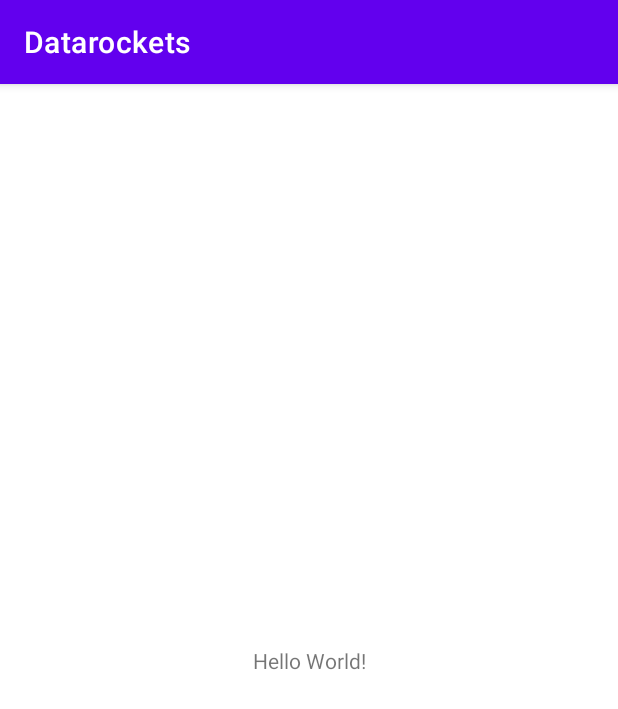
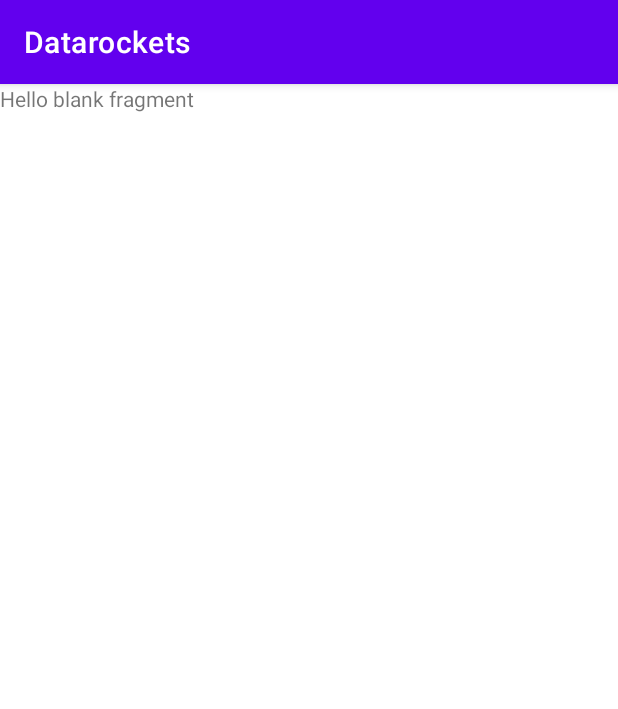
Before and after one commit to IrinaKazazyan/Datarockets, an Android app: the screen it shows after launch (MainActivity), on a phone screen of 412 x 824 dp. Shown: the top 709 px of the screen. Run offline under Robolectric (Android 15) with nearby library versions, the phone set to English and light mode, and no system bars.

Commit message:
setup architecture

```diff
--- a/app/src/main/AndroidManifest.xml
+++ b/app/src/main/AndroidManifest.xml
@@ -2,6 +2,7 @@
 <manifest xmlns:android="http://schemas.android.com/apk/res/android"
     package="com.example.datarockets">
 
+    <uses-permission android:name="android.permission.INTERNET"/>
     <application
         android:allowBackup="true"
         android:icon="@mipmap/ic_launcher"
--- /dev/null
+++ b/app/src/main/java/com/example/datarockets/view/fragment/MainFragment.kt
@@ -0,0 +1,24 @@
+package com.example.datarockets.view.fragment
+
+import android.os.Bundle
+import androidx.fragment.app.Fragment
+import android.view.LayoutInflater
+import android.view.View
+import android.view.ViewGroup
+import com.example.datarockets.R
+
+class MainFragment : Fragment() {
+
+    override fun onCreate(savedInstanceState: Bundle?) {
+        super.onCreate(savedInstanceState)
+
+    }
+
+    override fun onCreateView(
+        inflater: LayoutInflater, container: ViewGroup?,
+        savedInstanceState: Bundle?
+    ): View? {
+        // Inflate the layout for this fragment
+        return inflater.inflate(R.layout.fragment_main, container, false)
+    }
+}
--- /dev/null
+++ b/app/src/main/res/anim/slide_in_left.xml
@@ -0,0 +1,7 @@
+<?xml version="1.0" encoding="utf-8"?>
+<set xmlns:android="http://schemas.android.com/apk/res/android">
+
+    <translate android:fromXDelta="-100%" android:toXDelta="0%"
+        android:fromYDelta="0%" android:toYDelta="0%"
+        android:duration="400"/>
+</set>
--- /dev/null
+++ b/app/src/main/res/anim/slide_in_right.xml
@@ -0,0 +1,7 @@
+<?xml version="1.0" encoding="utf-8"?>
+<set xmlns:android="http://schemas.android.com/apk/res/android">
+
+    <translate android:fromXDelta="100%" android:toXDelta="0%"
+        android:fromYDelta="0%" android:toYDelta="0%"
+        android:duration="400"/>
+</set>
--- /dev/null
+++ b/app/src/main/res/anim/slide_out_left.xml
@@ -0,0 +1,7 @@
+<?xml version="1.0" encoding="utf-8"?>
+<set xmlns:android="http://schemas.android.com/apk/res/android">
+
+    <translate android:fromXDelta="0%" android:toXDelta="-100%"
+        android:fromYDelta="0%" android:toYDelta="0%"
+        android:duration="400"/>
+</set>
--- /dev/null
+++ b/app/src/main/res/anim/slide_out_right.xml
@@ -0,0 +1,7 @@
+<?xml version="1.0" encoding="utf-8"?>
+<set xmlns:android="http://schemas.android.com/apk/res/android">
+
+    <translate android:fromXDelta="0%" android:toXDelta="100%"
+        android:fromYDelta="0%" android:toYDelta="0%"
+        android:duration="400"/>
+</set>
--- a/app/src/main/res/layout/activity_main.xml
+++ b/app/src/main/res/layout/activity_main.xml
@@ -6,13 +6,16 @@
     android:layout_height="match_parent"
     tools:context=".MainActivity">
 
-    <TextView
-        android:layout_width="wrap_content"
-        android:layout_height="wrap_content"
-        android:text="Hello World!"
+    <fragment
+        android:id="@+id/nav_host_fragment"
+        android:name="androidx.navigation.fragment.NavHostFragment"
+        android:layout_width="0dp"
+        android:layout_height="0dp"
+        app:defaultNavHost="true"
         app:layout_constraintBottom_toBottomOf="parent"
         app:layout_constraintLeft_toLeftOf="parent"
         app:layout_constraintRight_toRightOf="parent"
-        app:layout_constraintTop_toTopOf="parent" />
+        app:layout_constraintTop_toTopOf="parent"
+        app:navGraph="@navigation/nav_graph" />
 
 </androidx.constraintlayout.widget.ConstraintLayout>
--- /dev/null
+++ b/app/src/main/res/layout/fragment_main.xml
@@ -0,0 +1,14 @@
+<?xml version="1.0" encoding="utf-8"?>
+<FrameLayout xmlns:android="http://schemas.android.com/apk/res/android"
+    xmlns:tools="http://schemas.android.com/tools"
+    android:layout_width="match_parent"
+    android:layout_height="match_parent"
+    tools:context=".view.fragment.MainFragment">
+
+    <!-- TODO: Update blank fragment layout -->
+    <TextView
+        android:layout_width="match_parent"
+        android:layout_height="match_parent"
+        android:text="@string/hello_blank_fragment" />
+
+</FrameLayout>
--- /dev/null
+++ b/app/src/main/res/navigation/nav_graph.xml
@@ -0,0 +1,27 @@
+<?xml version="1.0" encoding="utf-8"?>
+<navigation xmlns:android="http://schemas.android.com/apk/res/android"
+    xmlns:app="http://schemas.android.com/apk/res-auto"
+    xmlns:tools="http://schemas.android.com/tools"
+    android:id="@+id/nav_graph"
+    app:startDestination="@id/mainFragment">
+
+    <fragment
+        android:id="@+id/mainFragment"
+        android:name="com.example.datarockets.view.fragment.MainFragment"
+        android:label="fragment_main"
+        tools:layout="@layout/fragment_main" >
+        <action
+            android:id="@+id/action_mainFragment_to_detailFragment"
+            app:destination="@id/detailFragment"
+            app:popEnterAnim="@anim/slide_in_left"
+            app:popExitAnim="@anim/slide_out_right"
+            app:enterAnim="@anim/slide_in_right"
+            app:exitAnim="@anim/slide_out_left"/>
+    </fragment>
+
+    <fragment
+        android:id="@+id/detailFragment"
+        android:name="com.example.datarockets.view.fragment.DetailFragment"
+        android:label="fragment_detail"
+        tools:layout="@layout/fragment_detail" />
+</navigation>
--- a/app/src/main/res/values/strings.xml
+++ b/app/src/main/res/values/strings.xml
@@ -1,3 +1,5 @@
 <resources>
     <string name="app_name">Datarockets</string>
+    <!-- TODO: Remove or change this placeholder text -->
+    <string name="hello_blank_fragment">Hello blank fragment</string>
 </resources>
--- a/build.gradle
+++ b/build.gradle
@@ -1,6 +1,6 @@
 // Top-level build file where you can add configuration options common to all sub-projects/modules.
 buildscript {
-    ext.kotlin_version = "1.3.72"
+    ext.kotlin_version = "1.4.32"
     repositories {
         google()
         jcenter()
@@ -8,6 +8,7 @@ buildscript {
     dependencies {
         classpath "com.android.tools.build:gradle:4.1.2"
         classpath "org.jetbrains.kotlin:kotlin-gradle-plugin:$kotlin_version"
+        classpath "androidx.navigation:navigation-safe-args-gradle-plugin:2.1.0-alpha05"
 
         // NOTE: Do not place your application dependencies here; they belong
         // in the individual module build.gradle files
```
Also changed, not shown: app/build.gradle (+29 -0 lines), app/src/main/java/com/example/datarockets/view/fragment/DetailFragment.kt (added, +25 -0 lines), app/src/main/res/layout/fragment_detail.xml (added, +14 -0 lines).
